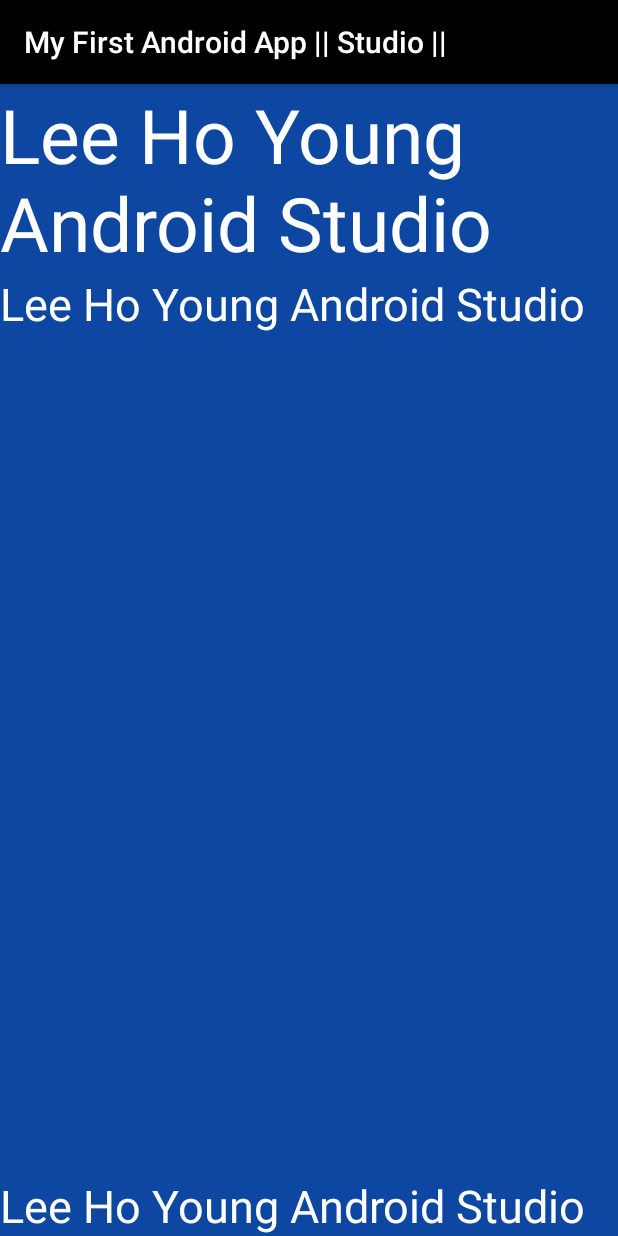
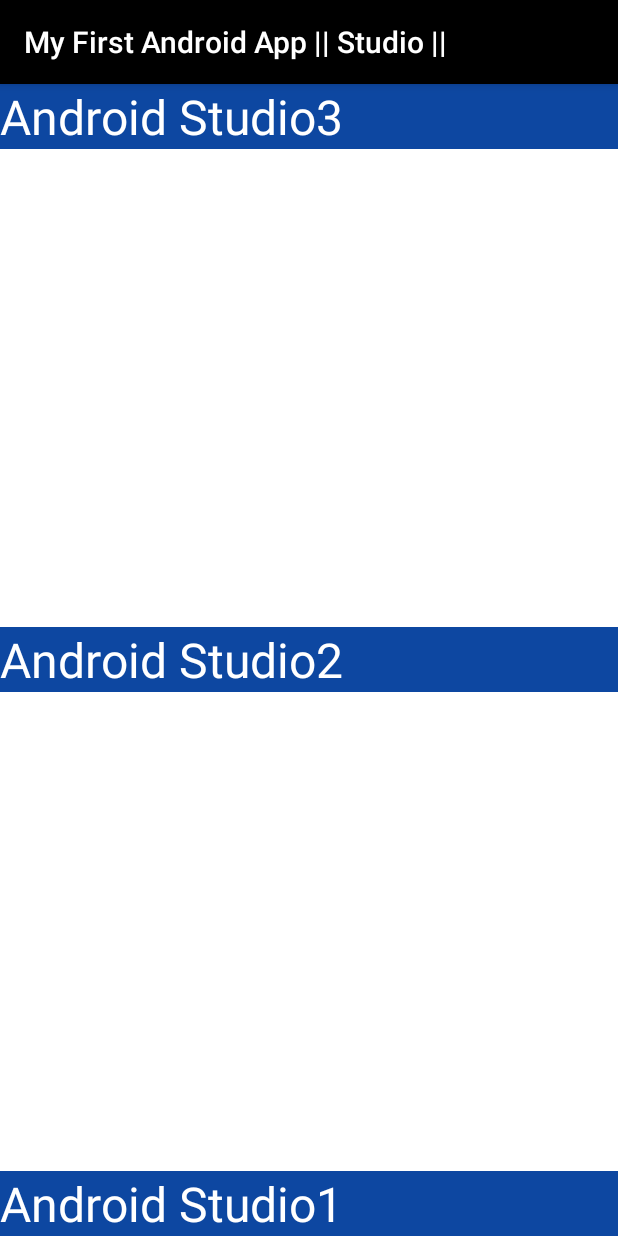
Before and after one commit to hyleekr9580/MyAndroid01, an Android app: the screen it shows after launch (MainActivity), on a phone screen of 412 x 824 dp. Run offline under Robolectric (Android 15) with nearby library versions, the phone set to English and light mode, and no system bars.

Commit message:
RelativeLayout - align 속성 연습

```diff
--- a/app/src/main/res/layout/activity_main.xml
+++ b/app/src/main/res/layout/activity_main.xml
@@ -1,43 +1,42 @@
 <?xml version="1.0" encoding="utf-8"?><!--xmlns:android= 는 XML사용하기 위해서 초기에만 넣는다 -->
-<LinearLayout xmlns:android="http://schemas.android.com/apk/res/android"
+<RelativeLayout xmlns:android="http://schemas.android.com/apk/res/android"
     xmlns:tools="http://schemas.android.com/tools"
     android:layout_width="match_parent"
     android:layout_height="match_parent"
     android:background="#ffffff"
-    android:orientation="vertical"
     tools:context=".MainActivity">
 
     <!-- sp는 설정에서 변경 할 수 있는 부분이 있다. 설정크기-->
     <!--dp는 따로... 설정을 할 수 있다. 문자메세지 크기-->
     <!--텍스트 간격 뛰우기-->
-
-
     <!--1:1비율 2주면 3:1 비율이 된다. android:layout_weight="1"-->
     <!--단 해당 값을 0으로 줘야 한다. android:layout_height="0dp"-->
     <TextView
         android:layout_width="match_parent"
         android:layout_height="wrap_content"
+        android:layout_alignParentBottom="true"
         android:background="#0d47a1"
-        android:text="Lee Ho Young Android Studio"
+        android:text="Android Studio1"
         android:textColor="#ffffff"
-        android:textSize="50sp" />
+        android:textSize="32sp" />
 
     <TextView
         android:layout_width="match_parent"
-        android:layout_height="0dp"
-        android:layout_weight="1"
+        android:layout_height="wrap_content"
+        android:layout_alignParentRight="true"
+        android:layout_centerVertical="true"
         android:background="#0d47a1"
-        android:text="Lee Ho Young Android Studio"
+        android:text="Android Studio2"
         android:textColor="#ffffff"
-        android:textSize="30sp" />
+        android:textSize="32sp" />
 
     <TextView
         android:layout_width="match_parent"
         android:layout_height="wrap_content"
         android:background="#0d47a1"
-        android:text="Lee Ho Young Android Studio"
+        android:text="Android Studio3"
         android:textColor="#ffffff"
-        android:textSize="30sp" />
+        android:textSize="32sp" />
 
 
     <!--<ImageView-->
@@ -45,4 +44,4 @@
     <!--android:layout_width="match_parent"-->
     <!--android:layout_height="match_parent"-->
     <!--android:scaleType="centerCrop" />-->
-</LinearLayout>
+</RelativeLayout>
```
